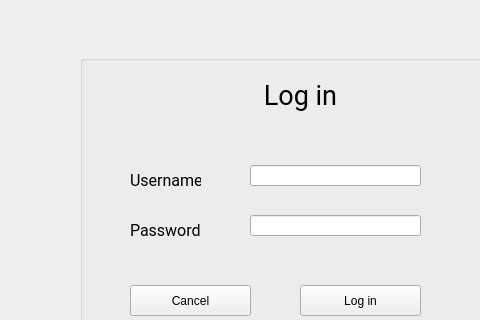
jmparradov/Informatica2, file 5. Proyecto Final/2. Desarrollo/Gravity_Bike/login_form.ui: the form before one commit; both pictures show x 640 to 1120 and y 195 to 515 of the 1244 by 649 pixel window.
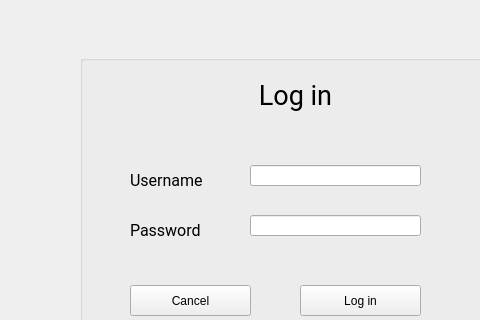
The form after the commit.

```diff
--- a/5. Proyecto Final/2. Desarrollo/Gravity_Bike/login_form.ui
+++ b/5. Proyecto Final/2. Desarrollo/Gravity_Bike/login_form.ui
@@ -28,9 +28,9 @@
    <widget class="QLabel" name="label">
     <property name="geometry">
      <rect>
-      <x>180</x>
+      <x>160</x>
       <y>20</y>
-      <width>81</width>
+      <width>111</width>
       <height>41</height>
      </rect>
     </property>
@@ -49,7 +49,7 @@
      <rect>
       <x>50</x>
       <y>110</y>
-      <width>71</width>
+      <width>91</width>
       <height>31</height>
      </rect>
     </property>
@@ -68,7 +68,7 @@
      <rect>
       <x>50</x>
       <y>160</y>
-      <width>81</width>
+      <width>91</width>
       <height>31</height>
      </rect>
     </property>
```
